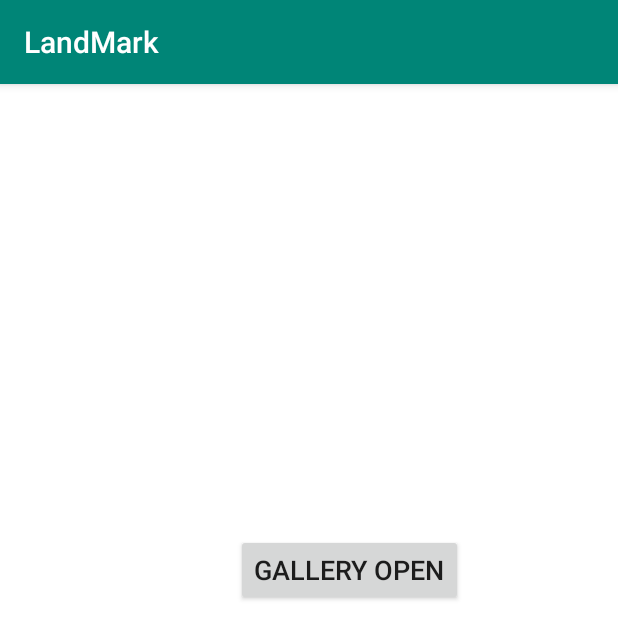
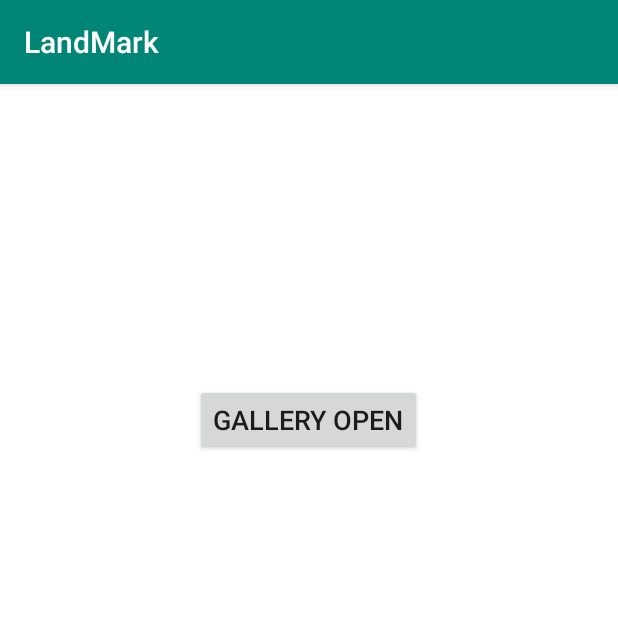
Before and after one commit to uchaan/LandMark, an Android app: the screen it shows after launch (MainActivity), on a phone screen of 412 x 824 dp. Shown: the top 639 px of the screen. Run offline under Robolectric (Android 15) with nearby library versions, the phone set to English and light mode, and no system bars; libraries missing offline, so code that uses them is left out: com.google.firebase.ml, com.yalantis.ucrop; pictures from the network do not load; 2 statements that could not run were skipped.

```diff
--- a/app/src/main/java/com/example/landmark/MainActivity.java
+++ b/app/src/main/java/com/example/landmark/MainActivity.java
@@ -156,6 +156,7 @@ public class MainActivity extends AppCompatActivity {
         } else if (resultCode==RESULT_OK && requestCode == UCrop.REQUEST_CROP) {
             final Uri resultUri = UCrop.getOutput(data);
             imageView.setImageURI(resultUri);
+            button.setText("Another Image");
 
             imageFromPath(this, resultUri);
 
--- a/app/src/main/java/com/example/landmark/SecondActivity.java
+++ b/app/src/main/java/com/example/landmark/SecondActivity.java
@@ -1,6 +1,4 @@
 package com.example.landmark;
-
-import androidx.appcompat.app.AppCompatActivity;
 
 import android.content.Intent;
 import android.os.Bundle;
@@ -8,6 +6,8 @@ import android.speech.tts.TextToSpeech;
 import android.view.View;
 import android.widget.Button;
 import android.widget.TextView;
+
+import androidx.appcompat.app.AppCompatActivity;
 
 import com.google.android.gms.maps.CameraUpdateFactory;
 import com.google.android.gms.maps.GoogleMap;
@@ -24,7 +24,6 @@ import java.util.HashSet;
 import java.util.List;
 import java.util.Locale;
 
-
 import noman.googleplaces.NRPlaces;
 import noman.googleplaces.Place;
 import noman.googleplaces.PlaceType;
@@ -37,10 +36,6 @@ public class SecondActivity extends AppCompatActivity implements PlacesListener,
 
     String name, confidence;
     double lat, lon;
-
-
-
-    Button button_show;
 
     Button button_show;
     TextView NameT, InfoT, WebT, TicketT;
--- a/app/src/main/res/layout/activity_main.xml
+++ b/app/src/main/res/layout/activity_main.xml
@@ -8,14 +8,23 @@
 
     <ImageView
         android:id="@+id/image"
-        android:layout_width="300dp"
-        android:layout_height="300dp"
+        android:layout_width="200dp"
+        android:layout_height="200dp"
         android:layout_gravity="center_horizontal" />
 
     <LinearLayout
         android:layout_width="wrap_content"
         android:layout_height="wrap_content"
-        android:orientation="horizontal">
+        android:layout_gravity="center_horizontal"
+        android:orientation="vertical">
+
+        <Button
+            android:text="Gallery Open"
+            android:textSize="18dp"
+            android:id="@+id/button"
+            android:layout_width="wrap_content"
+            android:layout_height="wrap_content"
+            android:layout_gravity="center_horizontal"/>
 
         <TextView
             android:layout_width="wrap_content"
@@ -25,17 +34,6 @@
             android:visibility="invisible"
             android:layout_marginRight="15dp"
             android:id="@+id/landmark_count"/>
-
-
-        <Button
-            android:text="Gallery Open"
-            android:textSize="18dp"
-            android:id="@+id/button"
-            android:layout_width="wrap_content"
-            android:layout_height="wrap_content"
-            android:layout_gravity="center_horizontal"/>
-
-
 
     </LinearLayout>
 
```
